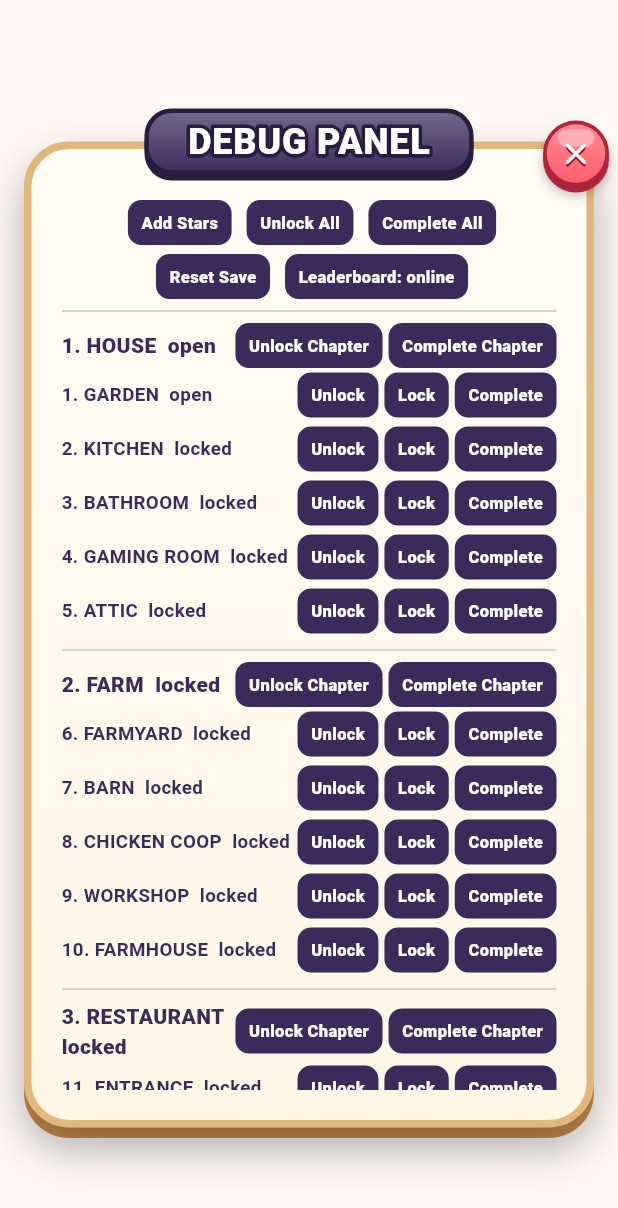
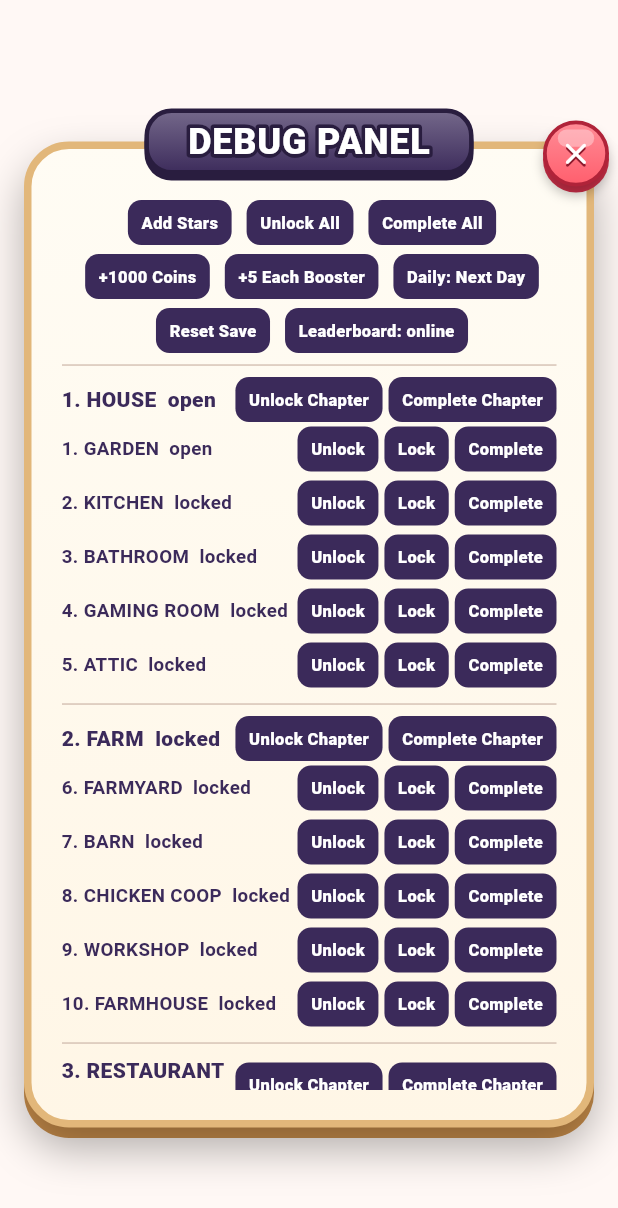
Before and after one commit to Civelek1/match-make, a Flutter app: the _DebugPanel widget shown alone on an empty page, opened directly, on a phone screen of 412 x 824 dp. Shown: the top 1208 px of the screen. Run offline on Flutter 3.47's test engine with Material 3 defaults, Android fonts, the phone set to English and light mode, and no system bars; our stand-ins replace audioplayers, shared_preferences; accounts and stored records are empty.

Commit message:
Debug panel: add coins, boosters and skip to the next daily reward
Only compiled into debug builds or builds made with MM_DEBUG=true.

Co-Authored-By: Claude Opus 5.5 <noreply@anthropic.com>
Claude-Session: https://claude.ai/code/session_01WzZ31dZtuRvdQFoEbYmo7G

```diff
--- a/lib/ui/debug/debug_panel.dart
+++ b/lib/ui/debug/debug_panel.dart
@@ -1,6 +1,7 @@
 import 'package:flutter/material.dart';
 
 import '../../app/app_services.dart';
+import '../../economy/economy_config.dart';
 import '../../leaderboard/leaderboard_service.dart';
 import '../theme/game_colors.dart';
 import '../widgets/game_button.dart';
@@ -57,6 +58,13 @@ class _DebugPanel extends StatelessWidget {
                               s.progress.debugComplete(l.id);
                             }
                           }),
+                          _chip('+1000 Coins', () => s.economy.addCoins(1000)),
+                          _chip('+5 Each Booster', () {
+                            for (final b in BoosterKind.values) {
+                              s.economy.addBooster(b, 5);
+                            }
+                          }),
+                          _chip('Daily: Next Day', s.daily.debugNextDay),
                           _chip('Reset Save', () async {
                             await s.resetProgress();
                             if (context.mounted) showGameToast(context, 'Save reset');
```
Also changed, not shown: lib/economy/economy_service.dart (+8 -0 lines).
